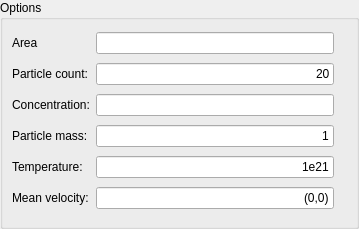
First picture: the form in step/create_gas_particles.ui, repository aniketanvit/step-gsoc13, before the edit.
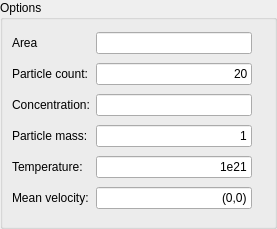
Second picture: the form after the edit.

What changed in the file:
```diff
--- a/step/create_gas_particles.ui
+++ b/step/create_gas_particles.ui
@@ -1,12 +1,12 @@
 <?xml version="1.0" encoding="UTF-8"?>
 <ui version="4.0">
  <class>WidgetCreateGasParticles</class>
- <widget class="QWidget" name="WidgetCreateGasParticles">
-  <property name="geometry">
+ <widget class="QWidget" name="WidgetCreateGasParticles" >
+  <property name="geometry" >
    <rect>
     <x>0</x>
     <y>0</y>
-    <width>359</width>
+    <width>277</width>
     <height>229</height>
    </rect>
   </property>
```
Left out of the diff: 150 changed lines with no effect on the pictures.
